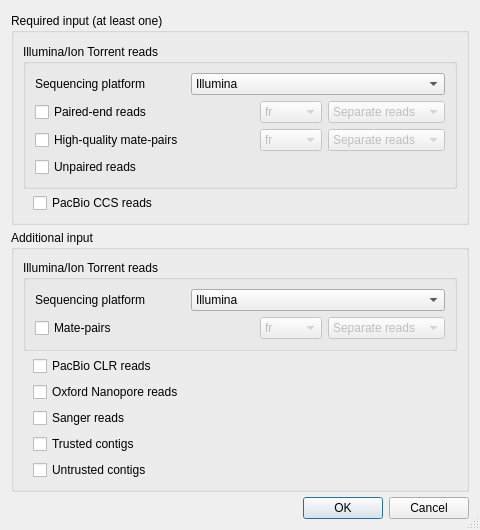
This is src/plugins/external_tool_support/src/spades/SpadesInputData.ui in violethaze74/ugene as Qt 5 draws it before an edit. The edited form follows.
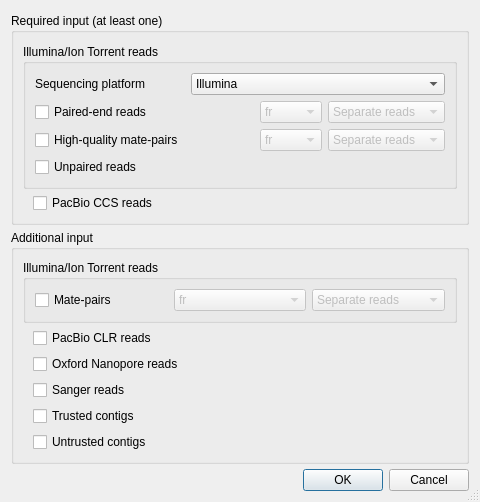
This is the edited form.

Commit message: UGENE-6122 dialog fix

```diff
--- a/src/plugins/external_tool_support/src/spades/SpadesInputData.ui
+++ b/src/plugins/external_tool_support/src/spades/SpadesInputData.ui
@@ -380,37 +380,20 @@
          <property name="sizeConstraint">
           <enum>QLayout::SetMinAndMaxSize</enum>
          </property>
-         <item row="1" column="0">
+         <item row="0" column="0">
           <widget class="QCheckBox" name="matePairsCheckBox">
+           <property name="minimumSize">
+            <size>
+             <width>0</width>
+             <height>0</height>
+            </size>
+           </property>
            <property name="text">
             <string>Mate-pairs</string>
            </property>
           </widget>
          </item>
-         <item row="0" column="1" colspan="3">
-          <widget class="QComboBox" name="sequencingPlatformAdditionalComboBox">
-           <property name="sizePolicy">
-            <sizepolicy hsizetype="MinimumExpanding" vsizetype="Fixed">
-             <horstretch>0</horstretch>
-             <verstretch>0</verstretch>
-            </sizepolicy>
-           </property>
-           <property name="sizeAdjustPolicy">
-            <enum>QComboBox::AdjustToContents</enum>
-           </property>
-           <item>
-            <property name="text">
-             <string>Illumina</string>
-            </property>
-           </item>
-           <item>
-            <property name="text">
-             <string>Ion Torrent</string>
-            </property>
-           </item>
-          </widget>
-         </item>
-         <item row="1" column="2">
+         <item row="0" column="1">
           <widget class="QComboBox" name="matePairsReadsDirectionComboBox">
            <property name="enabled">
             <bool>false</bool>
@@ -432,26 +415,7 @@
            </item>
           </widget>
          </item>
-         <item row="0" column="0">
-          <widget class="QLabel" name="label_2">
-           <property name="sizePolicy">
-            <sizepolicy hsizetype="Fixed" vsizetype="Preferred">
-             <horstretch>0</horstretch>
-             <verstretch>0</verstretch>
-            </sizepolicy>
-           </property>
-           <property name="minimumSize">
-            <size>
-             <width>150</width>
-             <height>0</height>
-            </size>
-           </property>
-           <property name="text">
-            <string>Sequencing platform</string>
-           </property>
-          </widget>
-         </item>
-         <item row="1" column="3">
+         <item row="0" column="2">
           <widget class="QComboBox" name="matePairsTypeComboBox">
            <property name="enabled">
             <bool>false</bool>
```
Left out of the diff: 140 changed lines with no effect on the pictures. The commit also changes 4 other files.
